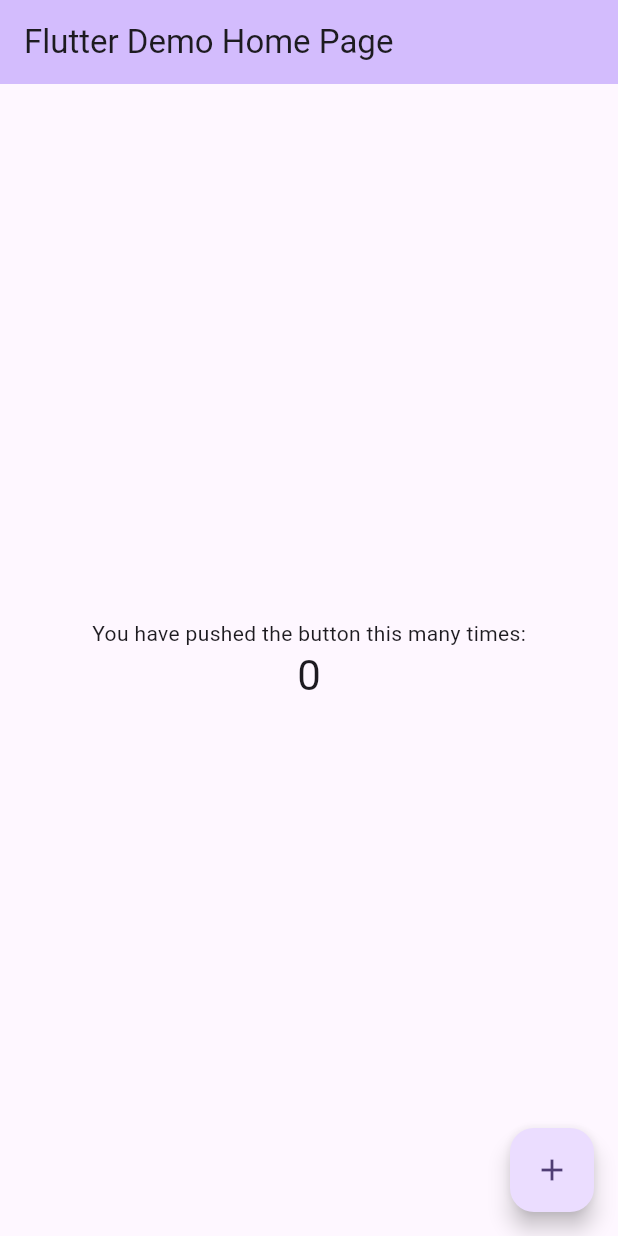
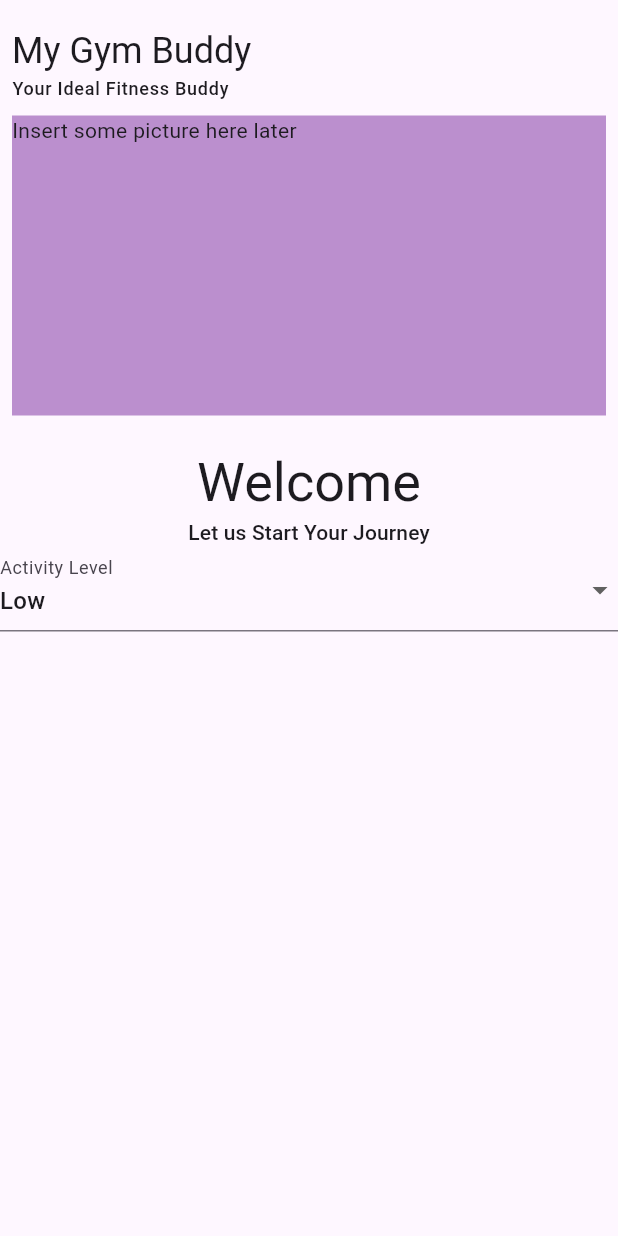
Before and after one commit to AbhishhekBhj/Backend_Project, a Flutter app: the screen it shows after launch, on a phone screen of 412 x 824 dp. Run offline on Flutter 3.47's test engine with Material 2 defaults, Android fonts, the light colour scheme and no system bars; our stand-ins replace bloc, flutter_bloc.

Commit message:
some updates

```diff
--- /dev/null
+++ b/lib/colours/colours.dart
@@ -0,0 +1,13 @@
+import 'package:flutter/material.dart';
+
+class MyColors {
+  static const Color primaryBlue = Color(0xFF3498DB);
+  static const Color darkBlue = Color(0xFF2980B9);
+  static const Color lightBlue = Color(0xFF87CEEB);
+  static const Color accentBlue = Color(0xFF1E90FF);
+
+  static const Color primaryPurple = Color(0xFF9B59B6);
+  static const Color darkPurple = Color(0xFF8E44AD);
+  static const Color lightPurple = Color(0xFFBB8FCE);
+  static const Color accentPurple = Color(0xFF6A5ACD);
+}
--- /dev/null
+++ b/lib/features/login/ui/login.dart
@@ -0,0 +1,15 @@
+import 'package:flutter/material.dart';
+
+class Login extends StatefulWidget {
+  const Login({super.key});
+
+  @override
+  State<Login> createState() => _LoginState();
+}
+
+class _LoginState extends State<Login> {
+  @override
+  Widget build(BuildContext context) {
+    return Container();
+  }
+}
--- /dev/null
+++ b/lib/features/signup/bloc/signup_bloc.dart
@@ -0,0 +1,56 @@
+
+import 'package:bloc/bloc.dart';
+import 'package:flutter/material.dart';
+import 'package:meta/meta.dart';
+import 'package:mygymbuddy/data/models/signup_model.dart';
+
+
+part 'signup_event.dart';
+part 'signup_state.dart';
+
+class SignupBloc extends Bloc<SignupEvent, SignupState> {
+  SignupBloc() : super(SignupInitial()) {
+    on<SignupEvent>((event, emit) {
+      if (event is SignupFormSubmittedEvent) {
+        signupFormSubmittedEvent();
+      } else if (event is RedirectLoginPageClickedEvent) {
+        emit(SignupNavigationState());
+      } else if (event is SignupFormUpdatedEvent) {
+        signupFormUpdatedEvent();
+      }
+    });
+  }
+
+  Future<void> signupFormSubmittedEvent() async {
+    // TODO: handle form submisson, then transition to signup loading state which connects to backend, process the request, transtion to SignupSuccessState or SignupErrorState
+    emit(SignupLoadingState());
+
+    try {
+      //api call to submit data
+      final isSuccess = await _callApiToSubmitSignupForm();
+      if (isSuccess) {
+        emit(SignupSuccessState());
+      } else {
+        emit(SignupErrorState());
+      }
+    } catch (e) {
+      // TODO: handle api call exceptions
+      emit(SignupErrorState());
+    }
+  }
+
+  void redirectLoginPageClickedEvent() {
+    // TODO: redirect the user to the login page
+    // Navigator.push(context,MaterialPageRoute(builder: (context)=> const Login()));
+  }
+
+  void signupFormUpdatedEvent() {
+    // TODO : handle form field updates and transition to signupformupdatedstate
+  }
+}
+
+Future<bool> _callApiToSubmitSignupForm() async {
+  // TODO: Implement APi call and return true for sucess and false for error
+
+  return false;
+}
--- /dev/null
+++ b/lib/features/signup/bloc/signup_event.dart
@@ -0,0 +1,18 @@
+// ignore_for_file: public_member_api_docs, sort_constructors_first
+part of 'signup_bloc.dart';
+
+@immutable
+sealed class SignupEvent {}
+
+class SignupFormSubmittedEvent extends SignupEvent {
+  final UserModel userModel;
+  SignupFormSubmittedEvent({
+    required this.userModel,
+  });
+}
+
+class RedirectLoginPageClickedEvent extends SignupEvent {}
+
+class SignupFormUpdatedEvent extends SignupEvent {}
+
+class NavigateToLoginEvent extends SignupEvent{}
--- /dev/null
+++ b/lib/features/signup/bloc/signup_state.dart
@@ -0,0 +1,21 @@
+part of 'signup_bloc.dart';
+
+@immutable
+abstract class SignupState {}
+
+// indicates form is ready
+final class SignupInitial extends SignupState {}
+
+//signup process in progress
+class SignupLoadingState extends SignupState{}
+
+//successful signup
+class SignupSuccessState extends SignupState{}
+
+//some error occured during signup
+class SignupErrorState extends SignupState{}
+
+//form has been updated
+class SignupFormUpdated extends SignupState{}
+
+class SignupNavigationState extends SignupState{}
--- a/lib/features/signup/ui/signup.dart
+++ b/lib/features/signup/ui/signup.dart
@@ -1,12 +1,15 @@
 import 'package:flutter/material.dart';
 
-class SignUp extends StatelessWidget {
-  const SignUp({super.key});
+class Signup extends StatefulWidget {
+  const Signup({super.key});
 
   @override
+  State<Signup> createState() => _SignupState();
+}
+
+class _SignupState extends State<Signup> {
+  @override
   Widget build(BuildContext context) {
-    return const Scaffold(
-
-    );
+    return Container();
   }
 }
--- /dev/null
+++ b/lib/features/signup/ui/signup_widget.dart
@@ -0,0 +1,103 @@
+import 'package:flutter/material.dart';
+import 'package:flutter_bloc/flutter_bloc.dart';
+import 'package:mygymbuddy/colours/colours.dart';
+import 'package:mygymbuddy/features/signup/bloc/signup_bloc.dart';
+import 'package:mygymbuddy/features/signup/ui/textfield_widget.dart';
+import 'package:mygymbuddy/texts/texts.dart';
+
+class SignupForm extends StatelessWidget {
+  TextEditingController fullNameController = TextEditingController();
+  TextEditingController emailController = TextEditingController();
+  TextEditingController phoneNumberController = TextEditingController();
+  TextEditingController usernameController = TextEditingController();
+  TextEditingController passwordController = TextEditingController();
+  TextEditingController ageController = TextEditingController();
+
+  String selectedActivityLevel = UserModelFormFields.activityLevels[0];
+
+  @override
+  Widget build(BuildContext context) {
+    final textTheme = Theme.of(context).textTheme;
+    return BlocProvider<SignupBloc>(
+      create: (context) => SignupBloc(),
+      child: BlocBuilder<SignupBloc, SignupState>(
+        builder: (context, state) {
+          // Build your signup form UI components based on the state
+          // You can access the BLoC's state and use it to update the UI
+          return Scaffold(
+            // appBar: AppBar(
+            //     title: Text(
+            //       appName,
+            //       style: textTheme.displayMedium,
+            //     ),
+            //     centerTitle: true,
+            //     backgroundColor: MyColors.accentPurple),
+            body: ListView(
+              children: [
+                SizedBox(
+                  height: 10,
+                ),
+                Container(
+                  child: Padding(
+                    padding: const EdgeInsets.all(8.0),
+                    child: Column(
+                      crossAxisAlignment: CrossAxisAlignment.start,
+                      children: [
+                        Text(
+                          appName,
+                          style: textTheme.headlineSmall,
+                        ),
+                        SizedBox(
+                            height: 1), // Add some spacing between the texts
+                        Text(
+                          idealBuddy,
+                          style: textTheme.labelMedium,
+                        ),
+                        SizedBox(
+                          height: 10,
+                        ),
+                        Container(
+                          color: MyColors.lightPurple,
+                          height: 200.0,
+                          width: double.infinity,
+                          child: Text("Insert some picture here later"),
+                        )
+                      ],
+                    ),
+                  ),
+                ),
+                SizedBox(
+                  height: 15,
+                ),
+                Container(
+                    child: Column(
+                  children: [
+                    Text(
+                      welcomeText,
+                      style: textTheme.displaySmall,
+                    ),
+                    SizedBox(
+                      height: 1,
+                    ),
+                    Text(
+                      welcome,
+                      style: textTheme.labelLarge,
+                    )
+                  ],
+                )),
+                UserModelFormFields(
+                    fullNameController: fullNameController,
+                    emailController: emailController,
+                    phoneNumberController: phoneNumberController,
+                    usernameController: usernameController,
+                    passwordController: passwordController,
+                    selectedActivityLevel: selectedActivityLevel,
+                    ageController: ageController)
+              ],
+            ),
+          );
+        },
+      ),
+    );
+  }
+}
--- /dev/null
+++ b/lib/features/signup/ui/textfield_widget.dart
@@ -0,0 +1,53 @@
+import 'package:flutter/material.dart';
+
+class UserModelFormFields extends StatelessWidget {
+  final TextEditingController fullNameController;
+  final TextEditingController emailController;
+  final TextEditingController phoneNumberController;
+  final TextEditingController usernameController;
+  final TextEditingController passwordController;
+  final String selectedActivityLevel; // Store the selected activity level
+  final TextEditingController ageController;
+
+  UserModelFormFields({
+    required this.fullNameController,
+    required this.emailController,
+    required this.phoneNumberController,
+    required this.usernameController,
+    required this.passwordController,
+    required this.selectedActivityLevel,
+    required this.ageController,
+  });
+
+  // Define the available activity levels
+  static const List<String> activityLevels = [
+    'Low',
+    'Moderate',
+    'High',
+  ];
+
+  @override
+  Widget build(BuildContext context) {
+    return Column(
+      children: [
+        // ... other fields ...
+        DropdownButtonFormField<String>(
+          value: selectedActivityLevel,
+          onChanged: (newValue) {
+            // TODO: Update the selected activity level
+          },
+          items: activityLevels.map((level) {
+            return DropdownMenuItem<String>(
+              value: level,
+              child: Text(level),
+            );
+          }).toList(),
+          decoration: InputDecoration(
+            labelText: 'Activity Level',
+          ),
+        ),
+
+      ],
+    );
+  }
+}
--- a/lib/main.dart
+++ b/lib/main.dart
@@ -1,4 +1,5 @@
 import 'package:flutter/material.dart';
+import 'package:mygymbuddy/features/signup/ui/signup_widget.dart';
 
 void main() {
   runApp(const MyApp());
@@ -7,119 +8,15 @@ void main() {
 class MyApp extends StatelessWidget {
   const MyApp({super.key});
 
-  // This widget is the root of your application.
   @override
   Widget build(BuildContext context) {
     return MaterialApp(
-      title: 'Flutter Demo',
       theme: ThemeData(
-        // This is the theme of your application.
-        //
-        // TRY THIS: Try running your application with "flutter run". You'll see
-        // the application has a blue toolbar. Then, without quitting the app,
-        // try changing the seedColor in the colorScheme below to Colors.green
-        // and then invoke "hot reload" (save your changes or press the "hot
-        // reload" button in a Flutter-supported IDE, or press "r" if you used
-        // the command line to start the app).
-        //
-        // Notice that the counter didn't reset back to zero; the application
-        // state is not lost during the reload. To reset the state, use hot
-        // restart instead.
-        //
-        // This works for code too, not just values: Most code changes can be
-        // tested with just a hot reload.
         colorScheme: ColorScheme.fromSeed(seedColor: Colors.deepPurple),
         useMaterial3: true,
       ),
-      home: const MyHomePage(title: 'Flutter Demo Home Page'),
+      home: SignupForm(),
+      debugShowCheckedModeBanner: false,
     );
   }
 }
-
-class MyHomePage extends StatefulWidget {
-  const MyHomePage({super.key, required this.title});
-
-  // This widget is the home page of your application. It is stateful, meaning
-  // that it has a State object (defined below) that contains fields that affect
-  // how it looks.
-
-  // This class is the configuration for the state. It holds the values (in this
-  // case the title) provided by the parent (in this case the App widget) and
-  // used by the build method of the State. Fields in a Widget subclass are
-  // always marked "final".
-
-  final String title;
-
-  @override
-  State<MyHomePage> createState() => _MyHomePageState();
-}
-
-class _MyHomePageState extends State<MyHomePage> {
-  int _counter = 0;
-
-  void _incrementCounter() {
-    setState(() {
-      // This call to setState tells the Flutter framework that something has
-      // changed in this State, which causes it to rerun the build method below
-      // so that the display can reflect the updated values. If we changed
-      // _counter without calling setState(), then the build method would not be
-      // called again, and so nothing would appear to happen.
-      _counter++;
-    });
-  }
-
-  @override
-  Widget build(BuildContext context) {
-    // This method is rerun every time setState is called, for instance as done
-    // by the _incrementCounter method above.
-    //
-    // The Flutter framework has been optimized to make rerunning build methods
-    // fast, so that you can just rebuild anything that needs updating rather
-    // than having to individually change instances of widgets.
-    return Scaffold(
-      appBar: AppBar(
-        // TRY THIS: Try changing the color here to a specific color (to
-        // Colors.amber, perhaps?) and trigger a hot reload to see the AppBar
-        // change color while the other colors stay the same.
-        backgroundColor: Theme.of(context).colorScheme.inversePrimary,
-        // Here we take the value from the MyHomePage object that was created by
-        // the App.build method, and use it to set our appbar title.
-        title: Text(widget.title),
-      ),
-      body: Center(
-        // Center is a layout widget. It takes a single child and positions it
-        // in the middle of the parent.
-        child: Column(
-          // Column is also a layout widget. It takes a list of children and
-          // arranges them vertically. By default, it sizes itself to fit its
-          // children horizontally, and tries to be as tall as its parent.
-          //
-          // Column has various properties to control how it sizes itself and
-          // how it positions its children. Here we use mainAxisAlignment to
-          // center the children vertically; the main axis here is the vertical
-          // axis because Columns are vertical (the cross axis would be
-          // horizontal).
-          //
-          // TRY THIS: Invoke "debug painting" (choose the "Toggle Debug Paint"
-          // action in the IDE, or press "p" in the console), to see the
-          // wireframe for each widget.
-          mainAxisAlignment: MainAxisAlignment.center,
-          children: <Widget>[
-            const Text(
-              'You have pushed the button this many times:',
-            ),
-            Text(
-              '$_counter',
-              style: Theme.of(context).textTheme.headlineMedium,
-            ),
-          ],
-        ),
-      ),
-      floatingActionButton: FloatingActionButton(
-        onPressed: _incrementCounter,
-        tooltip: 'Increment',
-        child: const Icon(Icons.add),
-      ), // This trailing comma makes auto-formatting nicer for build methods.
-    );
-  }
-}
--- a/lib/texts/texts.dart
+++ b/lib/texts/texts.dart
@@ -6,3 +6,6 @@ const loginHereText = "Login Here";
 const login = "Login";
 const signupHere = "SignUp Here";
 const signup = "Signup";
+
+const idealBuddy = "Your Ideal Fitness Buddy";
+const welcome = 'Let us Start Your Journey';
--- a/pubspec.yaml
+++ b/pubspec.yaml
@@ -32,9 +32,12 @@ dependencies:
     sdk: flutter
 
 
+
   # The following adds the Cupertino Icons font to your application.
   # Use with the CupertinoIcons class for iOS style icons.
   cupertino_icons: ^1.0.2
+  flutter_bloc: ^8.1.3
+  bloc: ^8.1.2
 
 dev_dependencies:
   flutter_test:
```
Also changed, not shown: lib/themes/themes.dart (line endings or trailing spaces), pubspec.lock.
